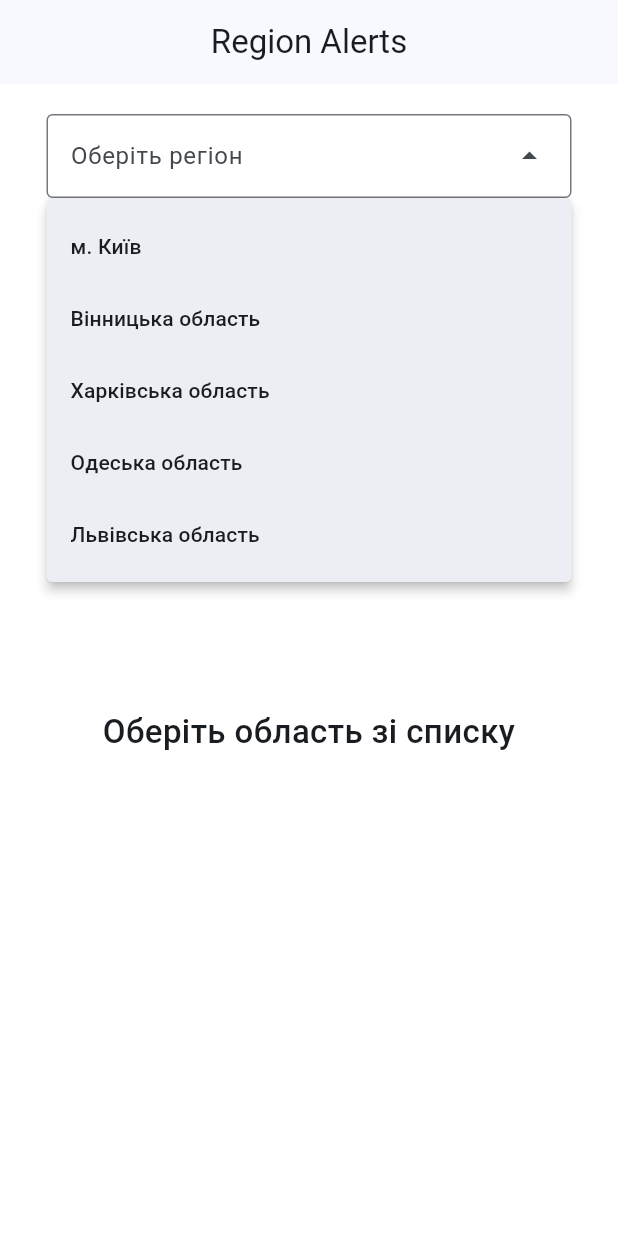
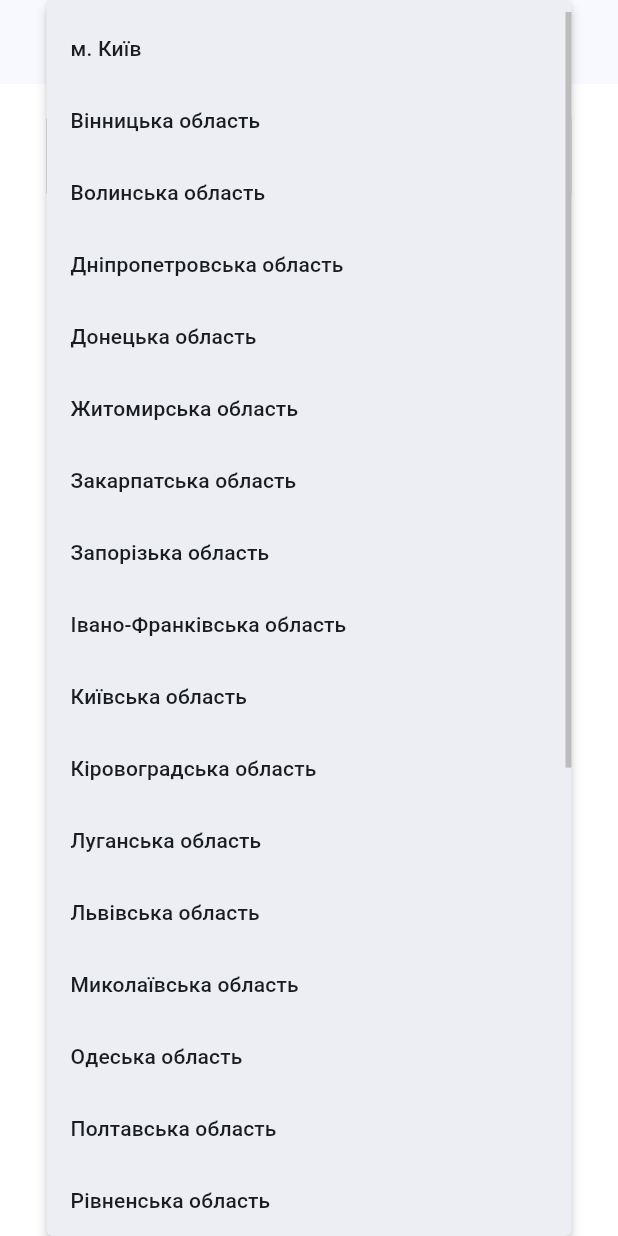
Before and after one commit to Rusgor/ukraine_alerts, a Flutter app: the RegionAlertsScreen screen opened by its route, after a tap on "м. Київ", on a phone screen of 412 x 824 dp. Run offline on Flutter 3.47's test engine with Material 3 defaults, Android fonts, the phone set to English and light mode, and no system bars; our stand-ins replace dio, go_router.

Commit message:
Complete Region Alerts screen and region list

```diff
--- a/lib/features/alerts/data/location_items.dart
+++ b/lib/features/alerts/data/location_items.dart
@@ -1,9 +1,32 @@
 import '../domain/models/location_item.dart';
 
-const locationItems = <LocationItem>[
+const List<LocationItem> locationItems = [
   LocationItem(uid: 31, title: 'м. Київ'),
-  LocationItem(uid: 4, title: 'Вінницька область'),
-  LocationItem(uid: 14, title: 'Харківська область'),
-  LocationItem(uid: 18, title: 'Одеська область'),
-  LocationItem(uid: 27, title: 'Львівська область'),
+
+  LocationItem(uid: 1, title: 'Вінницька область'),
+  LocationItem(uid: 2, title: 'Волинська область'),
+  LocationItem(uid: 3, title: 'Дніпропетровська область'),
+  LocationItem(uid: 4, title: 'Донецька область'),
+  LocationItem(uid: 5, title: 'Житомирська область'),
+  LocationItem(uid: 6, title: 'Закарпатська область'),
+  LocationItem(uid: 7, title: 'Запорізька область'),
+  LocationItem(uid: 8, title: 'Івано-Франківська область'),
+  LocationItem(uid: 9, title: 'Київська область'),
+  LocationItem(uid: 10, title: 'Кіровоградська область'),
+  LocationItem(uid: 11, title: 'Луганська область'),
+  LocationItem(uid: 12, title: 'Львівська область'),
+  LocationItem(uid: 13, title: 'Миколаївська область'),
+  LocationItem(uid: 14, title: 'Одеська область'),
+  LocationItem(uid: 15, title: 'Полтавська область'),
+  LocationItem(uid: 16, title: 'Рівненська область'),
+  LocationItem(uid: 17, title: 'Сумська область'),
+  LocationItem(uid: 18, title: 'Тернопільська область'),
+  LocationItem(uid: 19, title: 'Харківська область'),
+  LocationItem(uid: 20, title: 'Херсонська область'),
+  LocationItem(uid: 21, title: 'Хмельницька область'),
+  LocationItem(uid: 22, title: 'Черкаська область'),
+  LocationItem(uid: 23, title: 'Чернівецька область'),
+  LocationItem(uid: 24, title: 'Чернігівська область'),
+  LocationItem(uid: 25, title: 'АР Крим'),
+  LocationItem(uid: 26, title: 'м. Севастополь'),
 ];
```
Also changed, not shown: lib/features/alerts/presentation/screens/region_alerts_screen.dart (+4 -12 lines).
